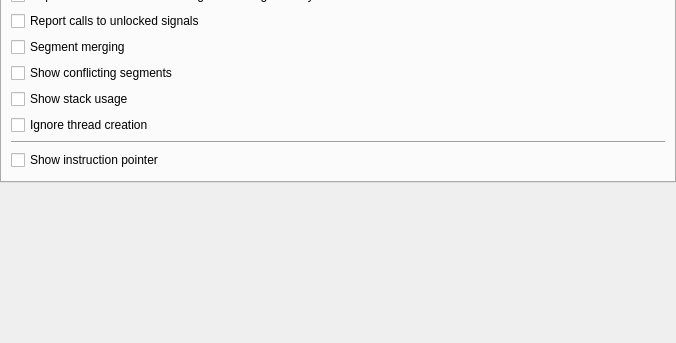
The window that tools/drd/configpage.ui (KDE/kdev-valgrind) describes before a commit, drawn with Qt 5; both pictures show x 0 to 676 and y 215 to 558 of the 676 by 558 pixel window.
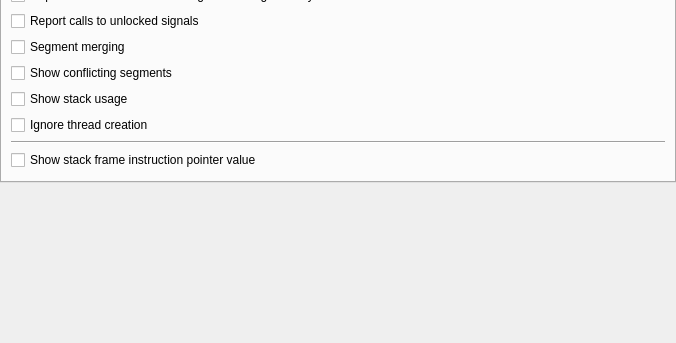
The same window after the commit.

Diff of the .ui file:
```diff
--- a/tools/drd/configpage.ui
+++ b/tools/drd/configpage.ui
@@ -210,7 +210,7 @@
        <item>
         <widget class="QCheckBox" name="showInstructionPointer">
          <property name="text">
-          <string>Show instruction pointer</string>
+          <string>Show stack frame instruction pointer value</string>
          </property>
         </widget>
        </item>
```
